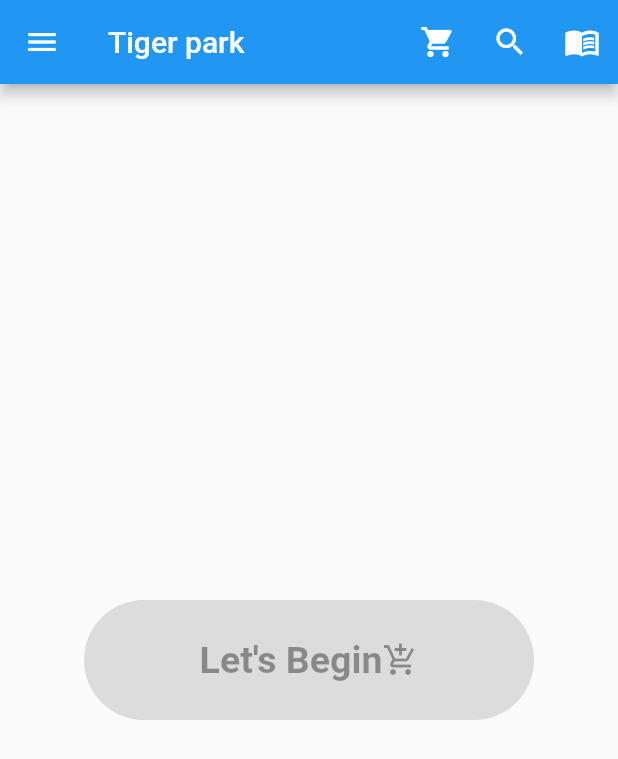
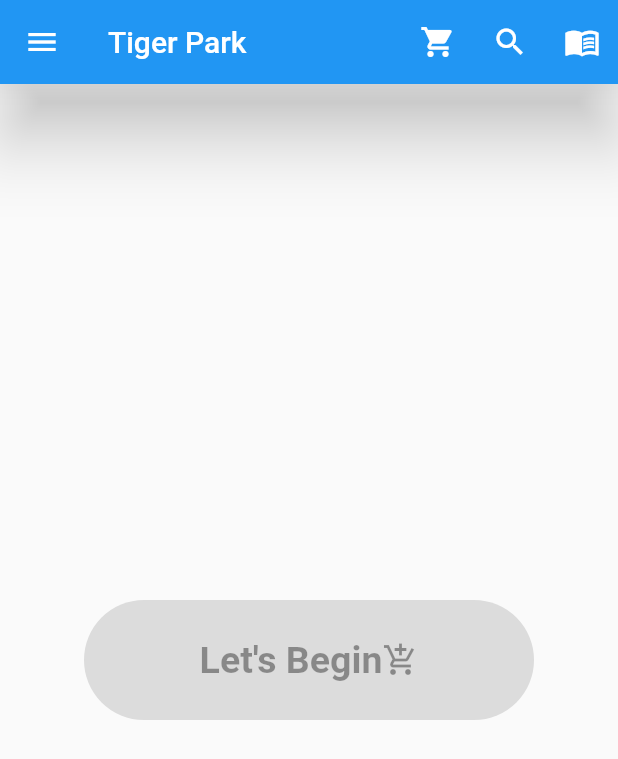
Before and after one commit to ShahedMohammadHridoy/flutter-practice, a Flutter app: the screen it shows after launch, on a phone screen of 412 x 824 dp. Shown: the top 759 px of the screen. Run offline on Flutter 3.47's test engine with Material 2 defaults, Android fonts, the phone set to English and light mode, and no system bars; our stand-ins replace font_awesome_flutter.

Commit message:
elevation/title bar shadow

```diff
--- a/lib/screens/home.dart
+++ b/lib/screens/home.dart
@@ -8,12 +8,13 @@ class Home extends StatelessWidget {
     return Scaffold(
       appBar: AppBar(
         leading: IconButton(onPressed: () {}, icon: const Icon(Icons.menu),),
-        title: const Text("Tiger park"),
+        title: const Text("Tiger Park"),
         actions: [
           IconButton(onPressed: () {}, icon: const Icon(Icons.shopping_cart),),
           IconButton(onPressed: () {}, icon: const Icon(Icons.search),),
           IconButton(onPressed: () {}, icon: const Icon(Icons.menu_book),),
         ],
+        elevation: 20.0,
       ),
       body: Center(
         child: ElevatedButton(
```
